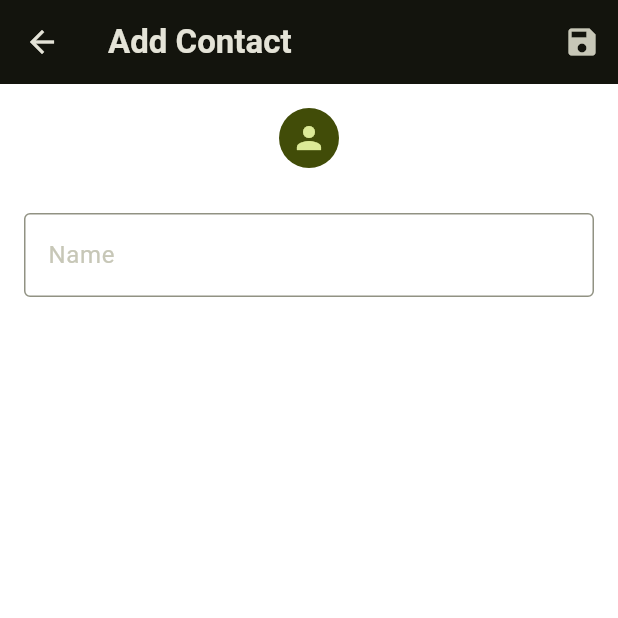
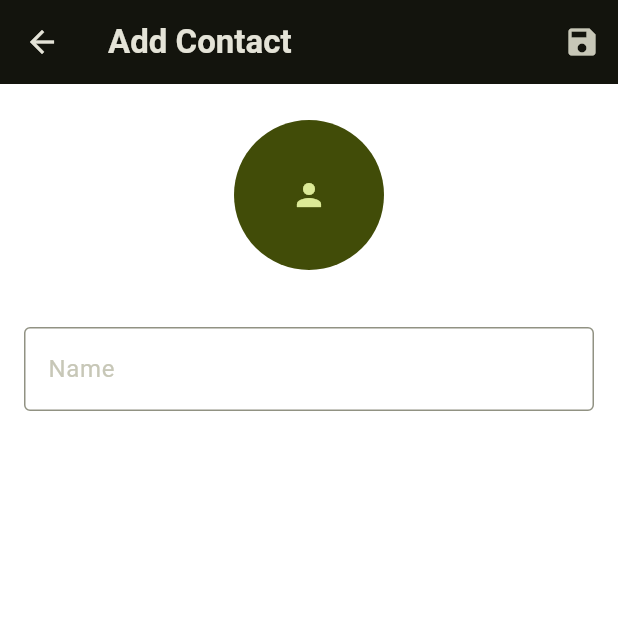
Before and after one commit to devchand4949/contact_app, a Flutter app: the InputScreen screen opened directly, after a tap on the "save" icon, on a phone screen of 412 x 824 dp, the top half of it. Run offline on Flutter 3.47's test engine with Material 3 defaults, Android fonts, the phone set to English and light mode, and no system bars; our stand-ins replace flutter_riverpod, google_fonts, image_picker.

Commit message:
contact app show name and image using riverpod, provider

```diff
--- a/lib/models/contact_model.dart
+++ b/lib/models/contact_model.dart
@@ -1,8 +1,12 @@
+
+import 'dart:io';
 
 class ContactModel {
    ContactModel({
-    required this.name
+    required this.name,
+     required this.image
 });
 
   final String name;
+  final File image;
 }
--- a/lib/providers/contact_provider.dart
+++ b/lib/providers/contact_provider.dart
@@ -1,3 +1,5 @@
+import 'dart:io';
+
 import 'package:contactapp/models/contact_model.dart';
 import 'package:flutter_riverpod/flutter_riverpod.dart';
 
@@ -5,8 +7,8 @@ import 'package:flutter_riverpod/flutter_riverpod.dart';
 class ContactNotifier extends StateNotifier<List<ContactModel>>{
   ContactNotifier() : super(const []);
 
-  void addModel(String name){
-      final newContact = ContactModel(name: name);
+  void addModel(String name,File image){
+      final newContact = ContactModel(name: name,image:image);
       state = [newContact,...state];
   }
 }
--- /dev/null
+++ b/lib/screens/camera_screen.dart
@@ -0,0 +1,48 @@
+import 'dart:io';
+
+import 'package:flutter/material.dart';
+import 'package:flutter_riverpod/flutter_riverpod.dart';
+import 'package:image_picker/image_picker.dart';
+
+class CameraScreen extends ConsumerStatefulWidget {
+  const CameraScreen({super.key, required this.onSelectPicker});
+
+  final void Function(File image) onSelectPicker;
+
+  @override
+  ConsumerState<CameraScreen> createState() => _CameraScreenState();
+}
+
+class _CameraScreenState extends ConsumerState<CameraScreen> {
+  File? _selectedImage;
+
+  void _tackPicker() async {
+    final imagePicker = ImagePicker();
+    final pickImage = await imagePicker.pickImage(
+      source: ImageSource.gallery,
+    );
+    if (pickImage == null) {
+      return;
+    }
+    setState(() {
+      _selectedImage = File(pickImage.path);
+    });
+
+    widget.onSelectPicker(_selectedImage!);
+  }
+
+  @override
+  Widget build(BuildContext context) {
+    return Center(
+      child: IconButton(
+        onPressed: _tackPicker,
+        icon: CircleAvatar(
+          radius: 50,
+          backgroundImage:
+              _selectedImage != null ? FileImage(_selectedImage!) : null,
+          child: _selectedImage == null ? Icon(Icons.person) : null,
+        ),
+      ),
+    );
+  }
+}
--- a/lib/screens/input_screen.dart
+++ b/lib/screens/input_screen.dart
@@ -1,5 +1,8 @@
+import 'dart:io';
+
 import 'package:contactapp/models/contact_model.dart';
 import 'package:contactapp/providers/contact_provider.dart';
+import 'package:contactapp/screens/camera_screen.dart';
 import 'package:flutter/material.dart';
 import 'package:flutter_riverpod/flutter_riverpod.dart';
 
@@ -14,15 +17,14 @@ class InputScreen extends ConsumerStatefulWidget {
 class _InputScreenState extends ConsumerState<InputScreen> {
 
   final _nameController = TextEditingController();
-
+  File? _selectedImage;
   void _saveData(){
 
     final saveNameController = _nameController.text;
-    if(saveNameController.isEmpty){
+    if(saveNameController.isEmpty || _selectedImage == null){
       return;
     }
-    ref.read(ContactProvider.notifier).addModel(saveNameController);
-
+    ref.read(ContactProvider.notifier).addModel(saveNameController,_selectedImage!);
     Navigator.of(context).pop();
   }
 
@@ -43,11 +45,10 @@ class _InputScreenState extends ConsumerState<InputScreen> {
         padding: EdgeInsets.all(16),
         child: Column(
           children: [
-            Center(
-              child: CircleAvatar(
-                child: Icon(Icons.person),
-              ),
-            ),
+            // camera screen
+            CameraScreen(onSelectPicker: (image){
+              _selectedImage = image;
+            }),
             SizedBox(height: 30,),
             TextField(
               controller:_nameController,
--- a/pubspec.yaml
+++ b/pubspec.yaml
@@ -37,6 +37,7 @@ dependencies:
   google_fonts: ^6.2.1
   riverpod: ^2.6.1
   flutter_riverpod: ^2.6.1
+  image_picker: ^1.1.2
 
 dev_dependencies:
   flutter_test:
```
Also changed, not shown: lib/widgets/list_widget.dart (+17 -16 lines), pubspec.lock, 5 other files.
